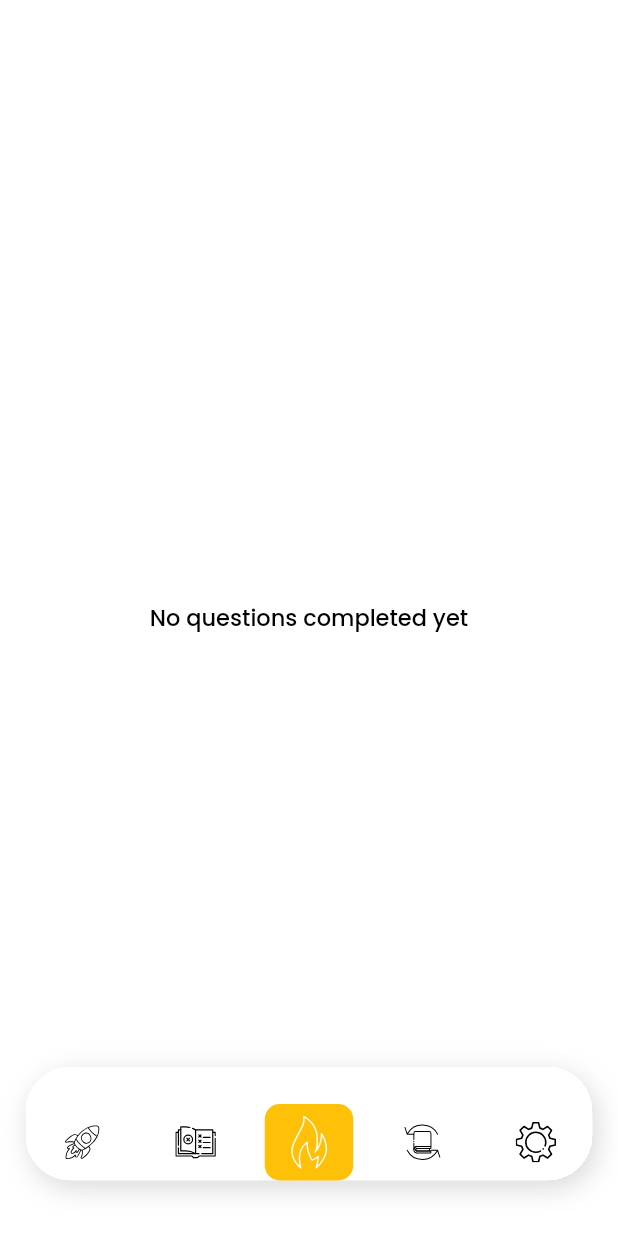
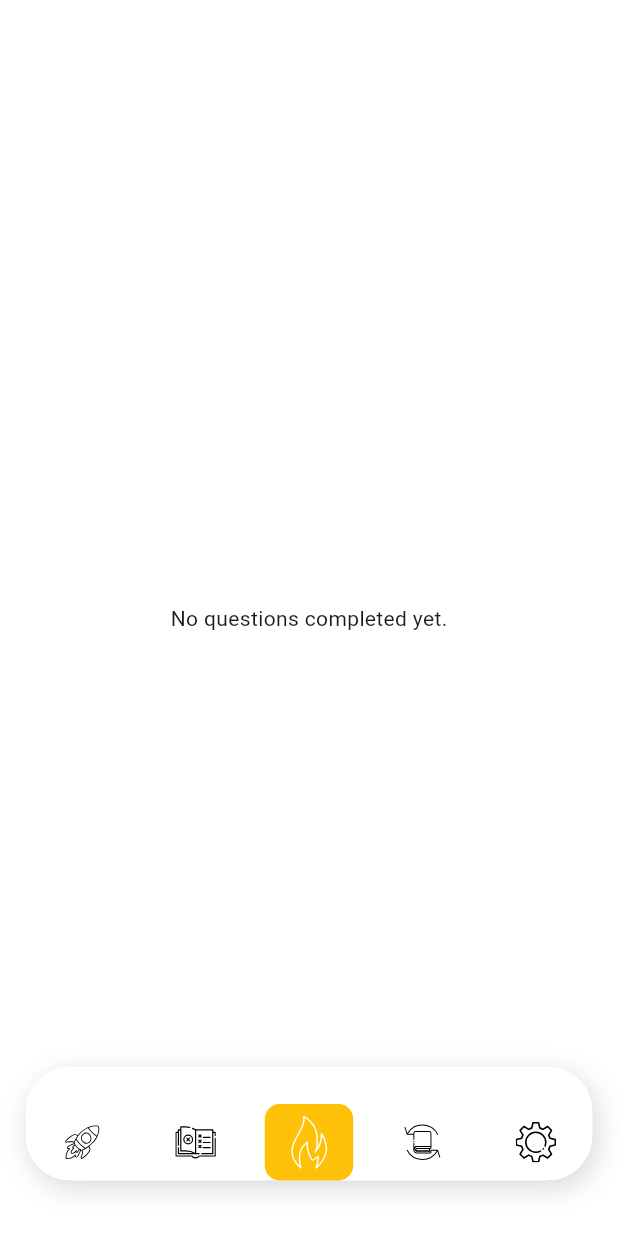
Before and after one commit to DanhTran0312/lit_code, a Flutter app: the ReviewScreen screen opened by its route, on a phone screen of 412 x 824 dp. Shown: the top 1233 px of the screen. Run offline on Flutter 3.47's test engine with Material 2 defaults, Android fonts, the phone set to English and light mode, and no system bars; our stand-ins replace animated_toggle_switch, bloc, cached_network_image, connectivity_plus, email_validator, firebase_auth and 17 more; accounts and stored records are empty.

Commit message:
fixed completed question checked box not rendered properly after rebuilded

```diff
--- a/lib/presentation/screens/review_screen.dart
+++ b/lib/presentation/screens/review_screen.dart
@@ -3,7 +3,6 @@ import 'package:flutter_bloc/flutter_bloc.dart';
 import 'package:lit_code/business_logic/cubits/cubit/question_completed_cubit.dart';
 import 'package:lit_code/business_logic/cubits/cubit/question_expansion_cubit.dart';
 import 'package:lit_code/constants/constants.dart';
-import 'package:lit_code/data/models/models.dart';
 import 'package:lit_code/presentation/widgets/widgets.dart';
 
 class ReviewScreen extends StatelessWidget {
@@ -12,24 +11,26 @@ class ReviewScreen extends StatelessWidget {
   @override
   Widget build(BuildContext context) {
     return Scaffold(
-      body: BlocSelector<QuestionCompletedCubit, QuestionCompletedState,
-          List<Question>>(
-        selector: (state) {
-          if (state is Loaded) {
-            return state.completedQuestions.values.toList();
-          } else {
-            return [];
-          }
-        },
-        builder: (context, completedQuestions) {
-          if (completedQuestions.isEmpty) {
-            return Center(
-              child: Text(
-                'No questions completed yet',
-                style: Theme.of(context).textTheme.headline6,
+      body: BlocConsumer<QuestionCompletedCubit, QuestionCompletedState>(
+        listener: (context, state) {
+          if (state is Error) {
+            ScaffoldMessenger.of(context).showSnackBar(
+              SnackBar(
+                content: Text(state.message),
               ),
             );
           }
+        },
+        builder: (context, state) {
+          if (state is Initial) {
+            context.read<QuestionCompletedCubit>().getCompletedQuestions();
+            return const Center(
+              child: CircularProgressIndicator(),
+            );
+          } else if (state is Loaded && state.completedQuestions.isNotEmpty) {
+            final completedQuestions = state.completedQuestions.values.toSet();
+            final questionCompletedCubit =
+                BlocProvider.of<QuestionCompletedCubit>(context);
             return Padding(
               padding: const EdgeInsets.symmetric(
                 horizontal: defaultPageHorizontalPadding,
@@ -39,19 +40,28 @@ class ReviewScreen extends StatelessWidget {
                 child: ListView.builder(
                   itemCount: completedQuestions.length,
                   itemBuilder: (context, index) {
-                  final question = completedQuestions[index];
+                    final question = completedQuestions.elementAt(index);
                     return CollapsableQuestionCard(
+                      key: Key(question.id),
                       expansionCubit:
                           BlocProvider.of<QuestionExpansionCubit>(context),
                       isTranparent: false,
                       question: question,
-                    questionCompletedCubit:
-                        BlocProvider.of<QuestionCompletedCubit>(context),
+                      questionCompletedCubit: questionCompletedCubit,
                     );
                   },
                 ),
               ),
             );
+          } else if (state is Loading) {
+            return const Center(
+              child: CircularProgressIndicator(),
+            );
+          } else {
+            return const Center(
+              child: Text('No questions completed yet.'),
+            );
+          }
         },
       ),
     );
```
Also changed, not shown: lib/presentation/widgets/categorized_question_list_card.dart (+36 -14 lines), lib/presentation/widgets/collapsable_question_card.dart (+50 -11 lines). Lines whose indentation alone changed are shown as unchanged.
